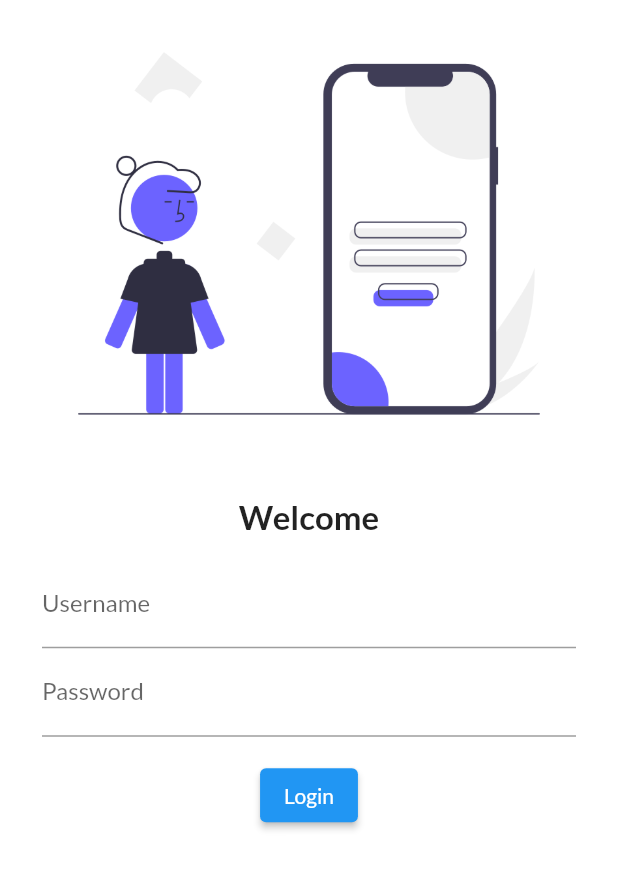
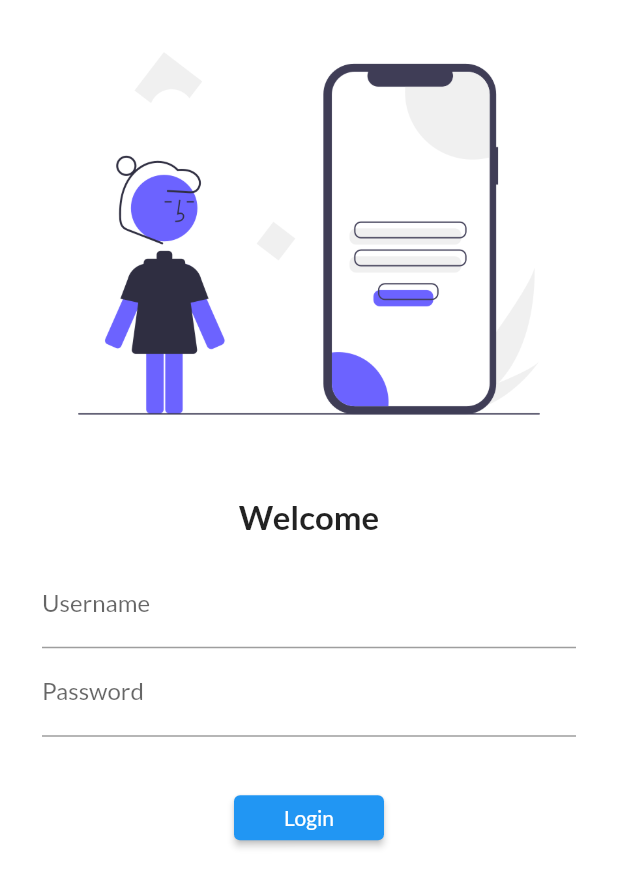
Before and after one commit to kusumeshkant/tutorialapp, a Flutter app: the screen it shows after launch, on a phone screen of 412 x 824 dp. Shown: the top 887 px of the screen. Run offline on Flutter 3.47's test engine with Material 2 defaults, Android fonts, the phone set to English and light mode, and no system bars; our stand-ins replace google_fonts.

Commit message:
day5 done

```diff
--- a/lib/Screens/login_page.dart
+++ b/lib/Screens/login_page.dart
@@ -1,4 +1,5 @@
 import 'package:flutter/material.dart';
+import 'package:flutter_tutorial/Utils/Routs.dart';
 import 'package:google_fonts/google_fonts.dart';
 
 class LoginPage extends StatefulWidget {
@@ -14,6 +15,7 @@ class _LoginPageState extends State<LoginPage> {
     return SafeArea(
       child: Material(
         color: Colors.white,
+        child: SingleChildScrollView(
           child: Column(
             children: [
               Image.asset("assets/images/login.png"),
@@ -26,8 +28,8 @@ class _LoginPageState extends State<LoginPage> {
                 ),
               ),
               Padding(
-              padding:
-                  const EdgeInsets.symmetric(vertical: 16.0, horizontal: 28.0),
+                padding: const EdgeInsets.symmetric(
+                    vertical: 16.0, horizontal: 28.0),
                 child: Column(
                   children: [
                     TextFormField(
@@ -40,11 +42,12 @@ class _LoginPageState extends State<LoginPage> {
                           hintText: "Enter Password", labelText: "Password"),
                     ),
                     SizedBox(
-                    height: 15,
+                      height: 30,
                     ),
                     ElevatedButton(
+                        style: TextButton.styleFrom(minimumSize: Size(100, 30)),
                         onPressed: () {
-                        print("liggedin");
+                          Navigator.pushNamed(context, MyRoutes.HomeRoute);
                         },
                         child: Text(
                           "Login",
@@ -55,6 +58,7 @@ class _LoginPageState extends State<LoginPage> {
             ],
           ),
         ),
+      ),
     );
   }
 }
--- /dev/null
+++ b/lib/Utils/Routs.dart
@@ -0,0 +1,4 @@
+class MyRoutes {
+  static String LoginRoute = "/login";
+  static String HomeRoute = "/home";
+}
--- a/lib/main.dart
+++ b/lib/main.dart
@@ -1,5 +1,7 @@
 import 'package:flutter/material.dart';
+import 'package:flutter_tutorial/Screens/home_page.dart';
 import 'package:flutter_tutorial/Screens/login_page.dart';
+import 'package:flutter_tutorial/Utils/Routs.dart';
 import 'package:google_fonts/google_fonts.dart';
 
 void main() {
@@ -16,10 +18,11 @@ class MyApp extends StatelessWidget {
         primaryTextTheme: GoogleFonts.latoTextTheme(),
         fontFamily: GoogleFonts.lato().fontFamily,
       ),
-      // initialRoute: "/home";
+      //initialRoute: "/home",
       routes: {
         "/": (context) => LoginPage(),
-        "/Login": (context) => LoginPage(),
+        MyRoutes.HomeRoute: (context) => HomePage(),
+       MyRoutes.LoginRoute: (context) => LoginPage(),
       },
     );
   }
```
Lines whose indentation alone changed are shown as unchanged.
